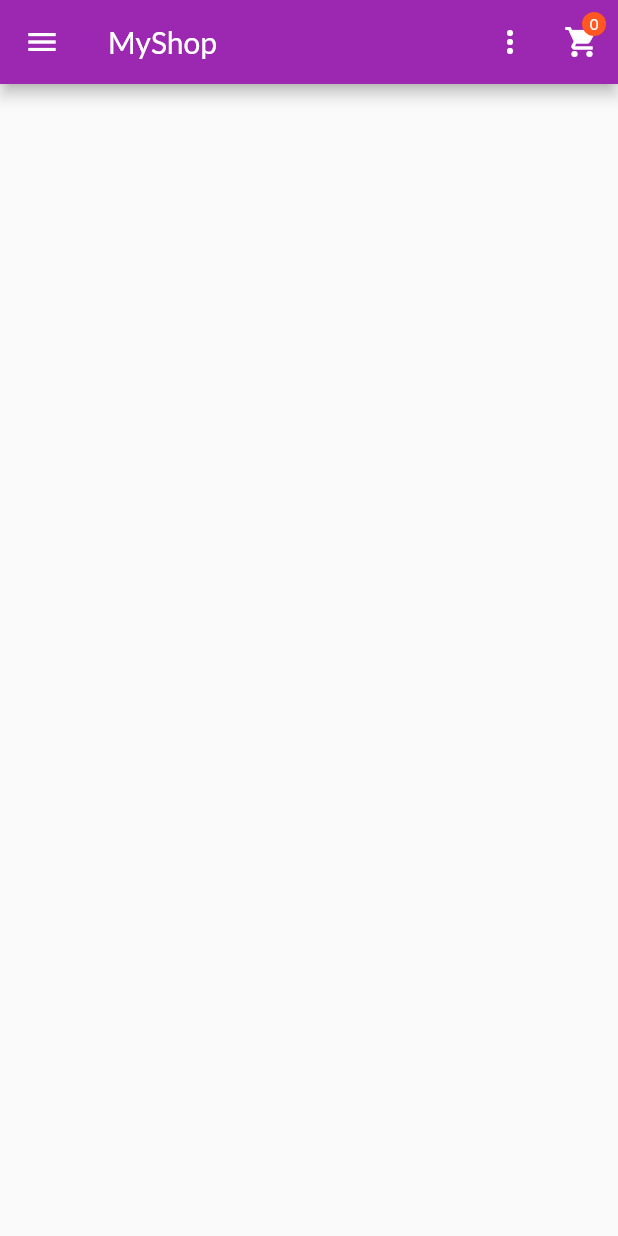
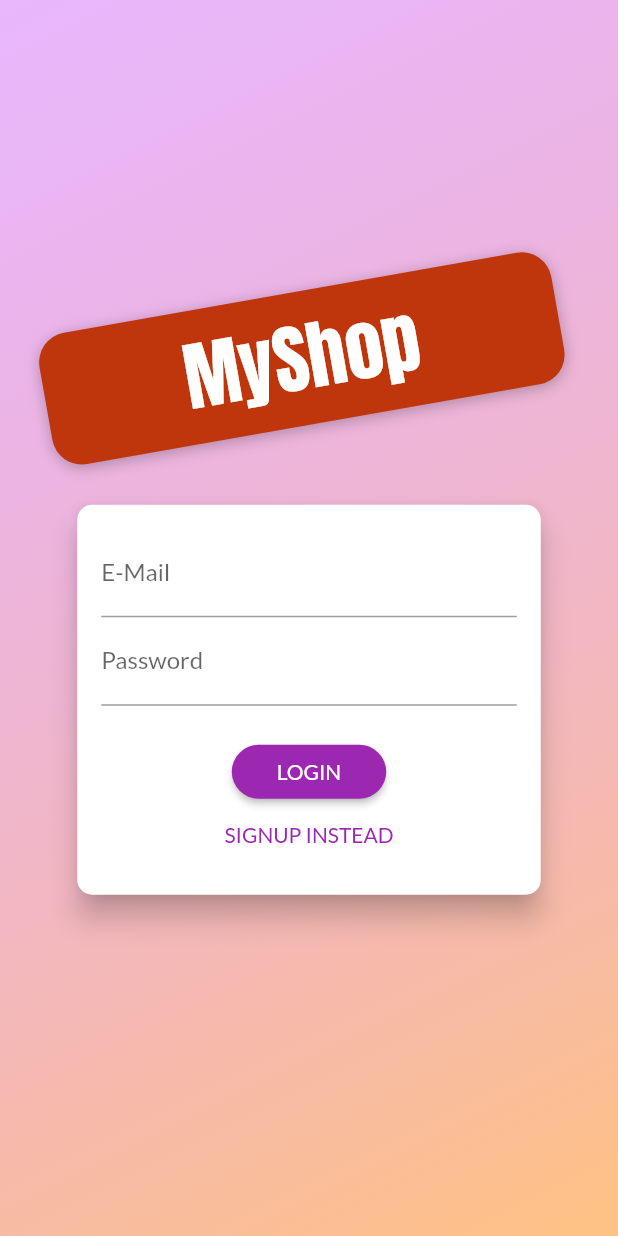
Before and after one commit to Heewookji/Flutter_practice, a Flutter app: the screen it shows after launch, on a phone screen of 412 x 824 dp. Run offline on Flutter 3.47's test engine with Material 2 defaults, Android fonts, the phone set to English and light mode, and no system bars; our stand-ins replace lottie.

Commit message:
feat: flutter_basic4

```diff
--- a/futter_basic4/lib/main.dart
+++ b/futter_basic4/lib/main.dart
@@ -1,5 +1,7 @@
 import 'package:flutter/material.dart';
+import './providers/auth_provider.dart';
 import 'package:provider/provider.dart';
+import './screens/auth_screen.dart';
 import './screens/products_overview_screen.dart';
 import './screens/product_detail.dart';
 import './providers/orders_provider.dart';
@@ -25,6 +27,9 @@ class MyApp extends StatelessWidget {
         ),
         ChangeNotifierProvider(
           create: (ctx) => OrdersProvider(),
+        ),
+        ChangeNotifierProvider(
+          create: (context) => AuthProvider(),
         )
       ],
       child: MaterialApp(
@@ -34,8 +39,9 @@ class MyApp extends StatelessWidget {
             primarySwatch: Colors.purple,
             accentColor: Colors.deepOrange,
             fontFamily: 'Lato'),
-        initialRoute: ProductsOverviewScreen.routeName,
+        initialRoute: AuthScreen.routeName,
         routes: {
+          AuthScreen.routeName: (ctx) => AuthScreen(),
           ProductsOverviewScreen.routeName: (ctx) => ProductsOverviewScreen(),
           ProductDetailScreen.routeName: (ctx) => ProductDetailScreen(),
           CartScreen.routName: (ctx) => CartScreen(),
--- /dev/null
+++ b/futter_basic4/lib/providers/auth_provider.dart
@@ -0,0 +1,45 @@
+import 'dart:convert';
+import 'package:flutter/material.dart';
+import 'package:flutter/widgets.dart';
+import 'package:http/http.dart' as http;
+import '../models/http_exception.dart';
+
+class AuthProvider with ChangeNotifier {
+  String _token;
+  DateTime _expiryDate;
+  String _userId;
+
+  Future<void> _authenticate(
+      String email, String password, final String url) async {
+    try {
+      final response = await http.post(
+        url,
+        body: json.encode(
+          {
+            'email': email,
+            'password': password,
+            'returnSecureToken': true,
+          },
+        ),
+      );
+      final responseData = json.decode(response.body);
+      if (responseData['error'] != null) {
+        throw HttpException(responseData['error']['message']);
+      }
+    } catch (error) {
+      throw error;
+    }
+  }
+
+  Future<void> signup(String email, String password) async {
+    const url =
+        'https://identitytoolkit.googleapis.com/v1/accounts:signUp?key=AIzaSyBMUCNPmVSj35FhuxjwjjTkGg9L-9FIWKM';
+    return _authenticate(email, password, url);
+  }
+
+  Future<void> login(String email, String password) async {
+    const url =
+        'https://identitytoolkit.googleapis.com/v1/accounts:signInWithPassword?key=AIzaSyBMUCNPmVSj35FhuxjwjjTkGg9L-9FIWKM';
+    return _authenticate(email, password, url);
+  }
+}
--- a/futter_basic4/lib/providers/products_provider.dart
+++ b/futter_basic4/lib/providers/products_provider.dart
@@ -12,6 +12,7 @@ class ProductsProvider with ChangeNotifier {
     try {
       final response = await http.get(url);
       final Map<String, dynamic> extractedData = json.decode(response.body);
+      if (extractedData == null) return;
       final List<ProductProvider> loadedProducts = [];
       extractedData.forEach((prodId, prodData) {
         loadedProducts.add(ProductProvider(
--- /dev/null
+++ b/futter_basic4/lib/screens/auth_screen.dart
@@ -0,0 +1,271 @@
+import 'dart:math';
+import 'package:flutter/material.dart';
+import '../models/http_exception.dart';
+import 'package:provider/provider.dart';
+import '../providers/auth_provider.dart';
+
+enum AuthMode { Signup, Login }
+
+class AuthScreen extends StatelessWidget {
+  static const routeName = '/auth';
+
+  @override
+  Widget build(BuildContext context) {
+    final deviceSize = MediaQuery.of(context).size;
+    // final transformConfig = Matrix4.rotationZ(-8 * pi / 180);
+    // transformConfig.translate(-10.0);
+    return Scaffold(
+      // resizeToAvoidBottomInset: false,
+      body: Stack(
+        children: <Widget>[
+          Container(
+            decoration: BoxDecoration(
+              gradient: LinearGradient(
+                colors: [
+                  Color.fromRGBO(215, 117, 255, 1).withOpacity(0.5),
+                  Color.fromRGBO(255, 188, 117, 1).withOpacity(0.9),
+                ],
+                begin: Alignment.topLeft,
+                end: Alignment.bottomRight,
+                stops: [0, 1],
+              ),
+            ),
+          ),
+          SingleChildScrollView(
+            child: Container(
+              height: deviceSize.height,
+              width: deviceSize.width,
+              child: Column(
+                mainAxisAlignment: MainAxisAlignment.center,
+                crossAxisAlignment: CrossAxisAlignment.center,
+                children: <Widget>[
+                  Flexible(
+                    child: Container(
+                      margin: EdgeInsets.only(bottom: 20.0),
+                      padding:
+                          EdgeInsets.symmetric(vertical: 8.0, horizontal: 94.0),
+                      transform: Matrix4.rotationZ(-10 * pi / 180)
+                        ..translate(-10.0),
+                      // ..translate(-10.0),
+                      decoration: BoxDecoration(
+                        borderRadius: BorderRadius.circular(20),
+                        color: Colors.deepOrange.shade900,
+                        boxShadow: [
+                          BoxShadow(
+                            blurRadius: 8,
+                            color: Colors.black26,
+                            offset: Offset(0, 2),
+                          )
+                        ],
+                      ),
+                      child: Text(
+                        'MyShop',
+                        style: TextStyle(
+                          color: Theme.of(context).accentTextTheme.title.color,
+                          fontSize: 50,
+                          fontFamily: 'Anton',
+                          fontWeight: FontWeight.normal,
+                        ),
+                      ),
+                    ),
+                  ),
+                  Flexible(
+                    flex: deviceSize.width > 600 ? 2 : 1,
+                    child: AuthCard(),
+                  ),
+                ],
+              ),
+            ),
+          ),
+        ],
+      ),
+    );
+  }
+}
+
+class AuthCard extends StatefulWidget {
+  const AuthCard({
+    Key key,
+  }) : super(key: key);
+
+  @override
+  _AuthCardState createState() => _AuthCardState();
+}
+
+class _AuthCardState extends State<AuthCard> {
+  final GlobalKey<FormState> _formKey = GlobalKey();
+  AuthMode _authMode = AuthMode.Login;
+  Map<String, String> _authData = {
+    'email': '',
+    'password': '',
+  };
+  var _isLoading = false;
+  final _passwordController = TextEditingController();
+
+  void _showErrorDialog(String message) {
+    showDialog(
+      context: context,
+      builder: (ctx) => AlertDialog(
+        title: Text('An Error Occurred!'),
+        content: Text(message),
+        actions: [
+          FlatButton(
+            onPressed: () {
+              Navigator.of(ctx).pop();
+            },
+            child: Text('Okay'),
+          ),
+        ],
+      ),
+    );
+  }
+
+  Future<void> _submit() async {
+    if (!_formKey.currentState.validate()) {
+      // Invalid!
+      return;
+    }
+    _formKey.currentState.save();
+    setState(() {
+      _isLoading = true;
+    });
+    try {
+      if (_authMode == AuthMode.Login) {
+        await Provider.of<AuthProvider>(context, listen: false).login(
+          _authData['email'],
+          _authData['password'],
+        );
+      } else {
+        await Provider.of<AuthProvider>(context, listen: false).signup(
+          _authData['email'],
+          _authData['password'],
+        );
+      }
+    } on HttpException catch (error) {
+      var errorMessage = 'Authentication failed';
+      if (error.toString().contains('EMAIL_EXISTS')) {
+        errorMessage = 'This email address is already in use.';
+      } else if (error.toString().contains('INVALID_EMAIL')) {
+        errorMessage = 'This is not a valid email address';
+      } else if (error.toString().contains('WEAK_PASSWORD')) {
+        errorMessage = 'This password is too weak.';
+      } else if (error.toString().contains('EMAIL_NOT_FOUND')) {
+        errorMessage = 'Could not find a user with that email.';
+      } else if (error.toString().contains('INVALID_PASSWORD')) {
+        errorMessage = 'Invalid password.';
+      }
+      _showErrorDialog(errorMessage);
+    } catch (error) {
+      const errorMessage =
+          'Could not authenticate you. Please try again later.';
+      _showErrorDialog(errorMessage);
+    }
+    setState(() {
+      _isLoading = false;
+    });
+  }
+
+  void _switchAuthMode() {
+    if (_authMode == AuthMode.Login) {
+      setState(() {
+        _authMode = AuthMode.Signup;
+      });
+    } else {
+      setState(() {
+        _authMode = AuthMode.Login;
+      });
+    }
+  }
+
+  @override
+  Widget build(BuildContext context) {
+    final deviceSize = MediaQuery.of(context).size;
+    return Card(
+      shape: RoundedRectangleBorder(
+        borderRadius: BorderRadius.circular(10.0),
+      ),
+      elevation: 8.0,
+      child: Container(
+        height: _authMode == AuthMode.Signup ? 320 : 260,
+        constraints:
+            BoxConstraints(minHeight: _authMode == AuthMode.Signup ? 320 : 260),
+        width: deviceSize.width * 0.75,
+        padding: EdgeInsets.all(16.0),
+        child: Form(
+          key: _formKey,
+          child: SingleChildScrollView(
+            child: Column(
+              children: <Widget>[
+                TextFormField(
+                  decoration: InputDecoration(labelText: 'E-Mail'),
+                  keyboardType: TextInputType.emailAddress,
+                  validator: (value) {
+                    if (value.isEmpty || !value.contains('@')) {
+                      return 'Invalid email!';
+                    }
+                    return null;
+                  },
+                  onSaved: (value) {
+                    _authData['email'] = value;
+                  },
+                ),
+                TextFormField(
+                  decoration: InputDecoration(labelText: 'Password'),
+                  obscureText: true,
+                  controller: _passwordController,
+                  validator: (value) {
+                    if (value.isEmpty || value.length < 5) {
+                      return 'Password is too short!';
+                    }
+                  },
+                  onSaved: (value) {
+                    _authData['password'] = value;
+                  },
+                ),
+                if (_authMode == AuthMode.Signup)
+                  TextFormField(
+                    enabled: _authMode == AuthMode.Signup,
+                    decoration: InputDecoration(labelText: 'Confirm Password'),
+                    obscureText: true,
+                    validator: _authMode == AuthMode.Signup
+                        ? (value) {
+                            if (value != _passwordController.text) {
+                              return 'Passwords do not match!';
+                            }
+                          }
+                        : null,
+                  ),
+                SizedBox(
+                  height: 20,
+                ),
+                if (_isLoading)
+                  CircularProgressIndicator()
+                else
+                  RaisedButton(
+                    child:
+                        Text(_authMode == AuthMode.Login ? 'LOGIN' : 'SIGN UP'),
+                    onPressed: _submit,
+                    shape: RoundedRectangleBorder(
+                      borderRadius: BorderRadius.circular(30),
+                    ),
+                    padding:
+                        EdgeInsets.symmetric(horizontal: 30.0, vertical: 8.0),
+                    color: Theme.of(context).primaryColor,
+                    textColor: Theme.of(context).primaryTextTheme.button.color,
+                  ),
+                FlatButton(
+                  child: Text(
+                      '${_authMode == AuthMode.Login ? 'SIGNUP' : 'LOGIN'} INSTEAD'),
+                  onPressed: _switchAuthMode,
+                  padding: EdgeInsets.symmetric(horizontal: 30.0, vertical: 4),
+                  materialTapTargetSize: MaterialTapTargetSize.shrinkWrap,
+                  textColor: Theme.of(context).primaryColor,
+                ),
+              ],
+            ),
+          ),
+        ),
+      ),
+    );
+  }
+}
--- a/futter_basic4/lib/screens/products_overview_screen.dart
+++ b/futter_basic4/lib/screens/products_overview_screen.dart
@@ -1,7 +1,8 @@
 import 'package:flutter/material.dart';
+import 'package:lottie/lottie.dart';
+import 'package:provider/provider.dart';
 import '../providers/products_provider.dart';
 import '../widgets/app_drawer.dart';
-import 'package:provider/provider.dart';
 import '../screens/cart_screen.dart';
 import '../providers/cart_provider.dart';
 import '../widgets/products_grid.dart';
@@ -22,6 +23,7 @@ class _ProductsOverviewScreenState extends State<ProductsOverviewScreen> {
   bool _showOnlyFavorites = false;
   var _isInit = true;
   var _isLoading = false;
+  var _isLottie = true;
 
   @override
   void didChangeDependencies() {
--- a/futter_basic4/pubspec.yaml
+++ b/futter_basic4/pubspec.yaml
@@ -26,6 +26,7 @@ dependencies:
   provider: ^4.3.2+2
   intl: ^0.16.1
   http: ^0.12.2
+  lottie: ^0.7.0+1
 
   # The following adds the Cupertino Icons font to your application.
   # Use with the CupertinoIcons class for iOS style icons.
@@ -47,9 +48,8 @@ flutter:
   uses-material-design: true
 
   # To add assets to your application, add an assets section, like this:
-  # assets:
-  #   - images/a_dot_burr.jpeg
-  #   - images/a_dot_ham.jpeg
+  assets:
+    - assets/animations/
 
   # An image asset can refer to one or more resolution-specific "variants", see
   # https://flutter.dev/assets-and-images/#resolution-aware.
```
Also changed, not shown: futter_basic4/assets/animations/amongus.json (added, +1 -0 lines), futter_basic4/lib/providers/orders_provider.dart (+52 -2 lines), futter_basic4/lib/screens/cart_screen.dart (+38 -10 lines), futter_basic4/lib/screens/orders_screen.dart (+37 -6 lines), 2 other files.
